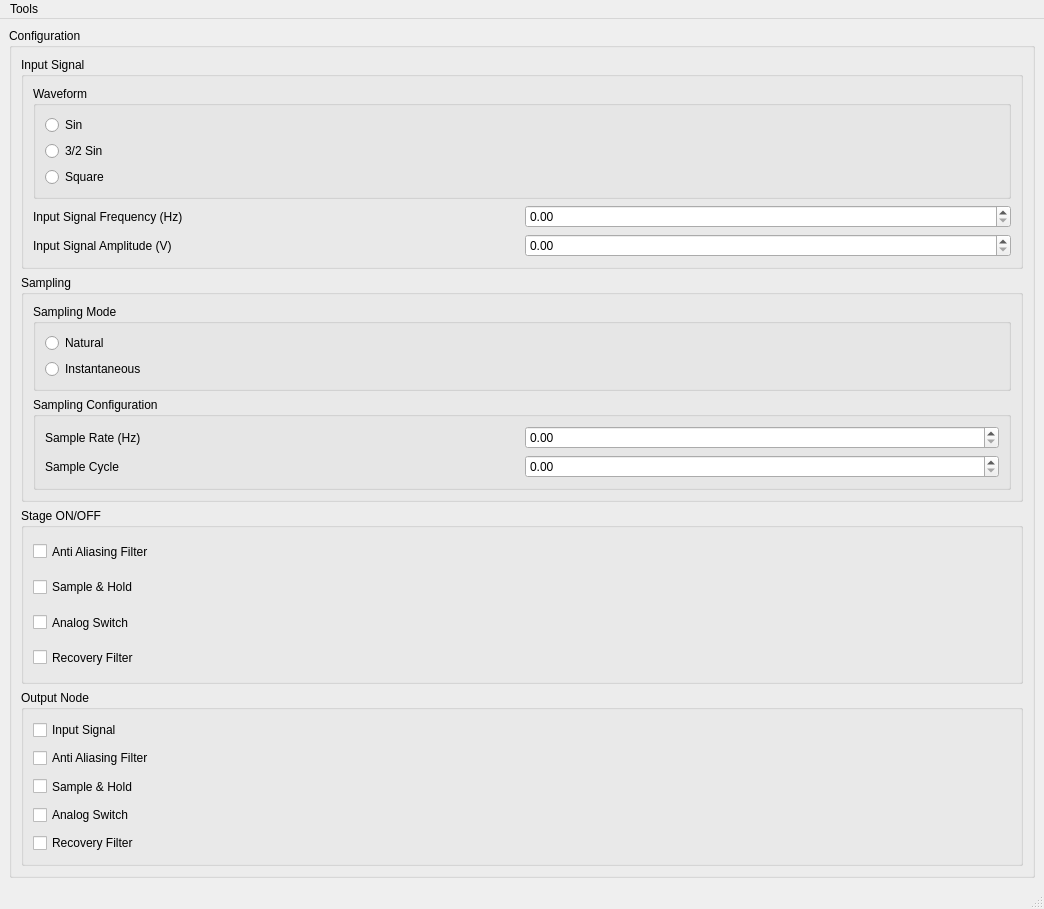
Qt form Entorno de Simulacion/resources/design.ui (assd-grupo-6/TP1---Muestreo) before a commit.
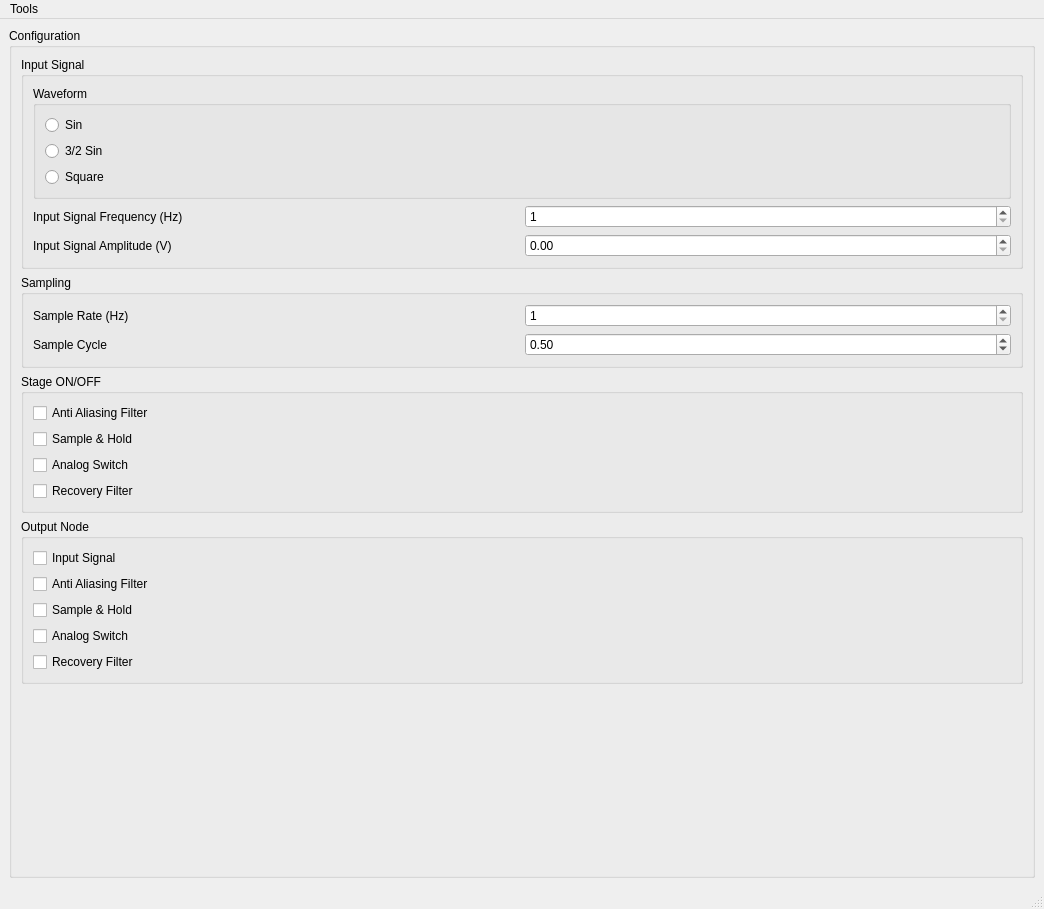
The same form after that commit.

Commit message: Sample & Hold de IAN integrado. Oscilador implementado asi nomas. Hay que chequear

Patch:
```diff
--- a/Entorno de Simulacion/resources/design.ui
+++ b/Entorno de Simulacion/resources/design.ui
@@ -34,7 +34,7 @@
         <property name="title">
          <string>Configuration</string>
         </property>
-        <layout class="QVBoxLayout" name="verticalLayout_2" stretch="0">
+        <layout class="QVBoxLayout" name="verticalLayout_2" stretch="0,0">
          <property name="sizeConstraint">
           <enum>QLayout::SetMinimumSize</enum>
          </property>
@@ -211,65 +211,8 @@
              </property>
              <layout class="QGridLayout" name="gridLayout_6">
               <item row="0" column="0">
-               <widget class="QGroupBox" name="groupBox">
-                <property name="sizePolicy">
-                 <sizepolicy hsizetype="Preferred" vsizetype="Preferred">
-                  <horstretch>0</horstretch>
-                  <verstretch>0</verstretch>
-                 </sizepolicy>
-                </property>
-                <property name="title">
-                 <string>Sampling Mode</string>
-                </property>
-                <layout class="QGridLayout" name="gridLayout_8">
+               <layout class="QGridLayout" name="gridLayout_7">
                  <item row="0" column="0">
-                  <layout class="QGridLayout" name="gridLayout_10">
-                   <item row="0" column="0">
-                    <widget class="QRadioButton" name="naturalSampling_radioButton">
-                     <property name="sizePolicy">
-                      <sizepolicy hsizetype="Preferred" vsizetype="Preferred">
-                       <horstretch>0</horstretch>
-                       <verstretch>0</verstretch>
-                      </sizepolicy>
-                     </property>
-                     <property name="text">
-                      <string>Natural</string>
-                     </property>
-                    </widget>
-                   </item>
-                   <item row="1" column="0">
-                    <widget class="QRadioButton" name="instSampling_radioButton">
-                     <property name="sizePolicy">
-                      <sizepolicy hsizetype="Preferred" vsizetype="Preferred">
-                       <horstretch>0</horstretch>
-                       <verstretch>0</verstretch>
-                      </sizepolicy>
-                     </property>
-                     <property name="text">
-                      <string>Instantaneous</string>
-                     </property>
-                    </widget>
-                   </item>
-                  </layout>
-                 </item>
-                </layout>
-               </widget>
-              </item>
-              <item row="1" column="0">
-               <widget class="QGroupBox" name="groupBox_5">
-                <property name="sizePolicy">
-                 <sizepolicy hsizetype="Preferred" vsizetype="Preferred">
-                  <horstretch>0</horstretch>
-                  <verstretch>0</verstretch>
-                 </sizepolicy>
-                </property>
-                <property name="title">
-                 <string>Sampling Configuration</string>
-                </property>
-                <layout class="QGridLayout" name="gridLayout_13">
-                 <item row="0" column="0">
-                  <layout class="QGridLayout" name="gridLayout_12">
-                   <item row="1" column="0">
                     <widget class="QLabel" name="label">
                      <property name="sizePolicy">
                       <sizepolicy hsizetype="Preferred" vsizetype="Preferred">
@@ -282,7 +225,26 @@
                      </property>
                     </widget>
                    </item>
-                   <item row="2" column="0">
+                <item row="0" column="1">
+                 <widget class="QDoubleSpinBox" name="sampleRat_spinBox">
+                  <property name="sizePolicy">
+                   <sizepolicy hsizetype="Preferred" vsizetype="Preferred">
+                    <horstretch>0</horstretch>
+                    <verstretch>0</verstretch>
+                   </sizepolicy>
+                  </property>
+                  <property name="decimals">
+                   <number>0</number>
+                  </property>
+                  <property name="minimum">
+                   <double>1.000000000000000</double>
+                  </property>
+                  <property name="maximum">
+                   <double>999999999999.000000000000000</double>
+                  </property>
+                 </widget>
+                </item>
+                <item row="1" column="0">
                     <widget class="QLabel" name="label_2">
                      <property name="sizePolicy">
                       <sizepolicy hsizetype="Preferred" vsizetype="Preferred">
@@ -296,16 +258,6 @@
                     </widget>
                    </item>
                    <item row="1" column="1">
-                    <widget class="QDoubleSpinBox" name="sampleRat_spinBox">
-                     <property name="sizePolicy">
-                      <sizepolicy hsizetype="Preferred" vsizetype="Fixed">
-                       <horstretch>0</horstretch>
-                       <verstretch>0</verstretch>
-                      </sizepolicy>
-                     </property>
-                    </widget>
-                   </item>
-                   <item row="2" column="1">
                     <widget class="QDoubleSpinBox" name="sampleCycle_spinBox">
                      <property name="sizePolicy">
                       <sizepolicy hsizetype="Preferred" vsizetype="Preferred">
@@ -313,15 +265,21 @@
                        <verstretch>0</verstretch>
                       </sizepolicy>
                      </property>
+                  <property name="minimum">
+                   <double>0.050000000000000</double>
+                  </property>
                      <property name="maximum">
-                      <double>1.000000000000000</double>
-                     </property>
+                   <double>0.950000000000000</double>
+                  </property>
+                  <property name="singleStep">
+                   <double>0.050000000000000</double>
+                  </property>
+                  <property name="value">
+                   <double>0.500000000000000</double>
+                  </property>
                     </widget>
                    </item>
                   </layout>
-                 </item>
-                </layout>
-               </widget>
               </item>
              </layout>
             </widget>
@@ -417,6 +375,18 @@
                   <verstretch>0</verstretch>
                  </sizepolicy>
                 </property>
+                <property name="decimals">
+                 <number>0</number>
+                </property>
+                <property name="minimum">
+                 <double>1.000000000000000</double>
+                </property>
+                <property name="maximum">
+                 <double>999999999999.000000000000000</double>
+                </property>
+                <property name="singleStep">
+                 <double>1.000000000000000</double>
+                </property>
                </widget>
               </item>
               <item row="2" column="0">
@@ -447,6 +417,19 @@
            </item>
           </layout>
          </item>
+         <item>
+          <spacer name="verticalSpacer">
+           <property name="orientation">
+            <enum>Qt::Vertical</enum>
+           </property>
+           <property name="sizeHint" stdset="0">
+            <size>
+             <width>20</width>
+             <height>40</height>
+            </size>
+           </property>
+          </spacer>
+         </item>
         </layout>
        </widget>
       </item>
```
Lines whose indentation alone changed are shown as unchanged. The commit also changes 9 other files.
